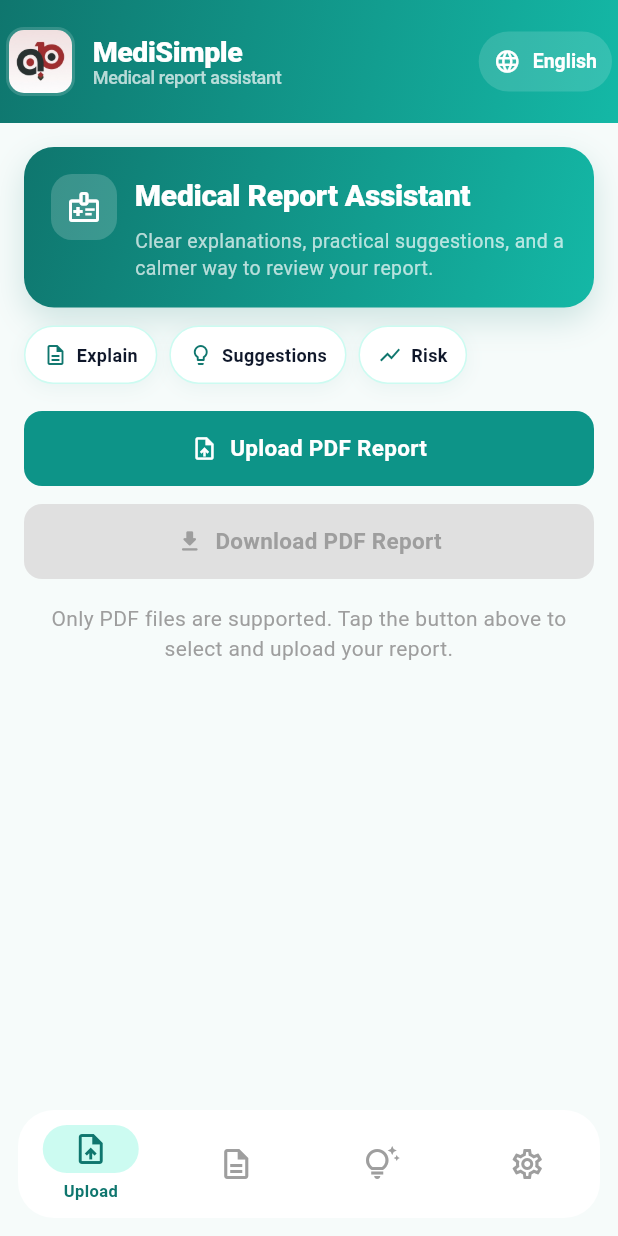
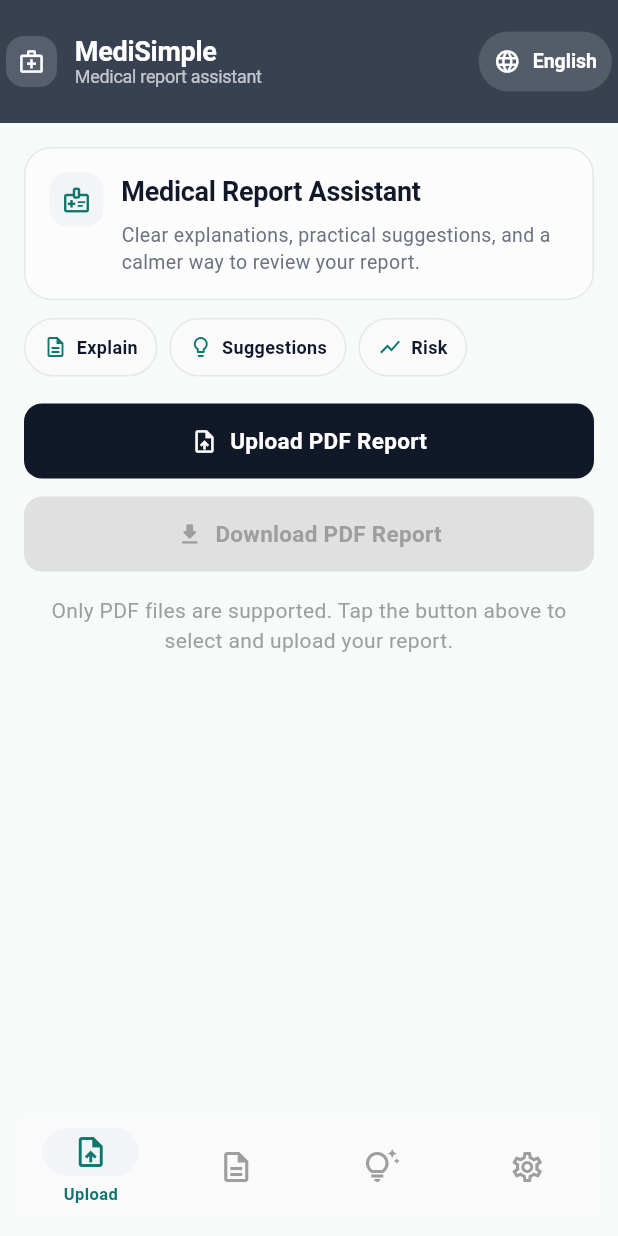
Before and after one commit to raghavmittal429-hash/Medical-Translation, a Flutter app: the screen it shows after launch, on a phone screen of 412 x 824 dp. Run offline on Flutter 3.47's test engine with Material 3 defaults, Android fonts, the phone set to English and light mode, and no system bars; our stand-ins replace file_picker, fl_chart, flutter_tts, pdf; missing offline and left inert: dart:html.

Commit message:
Refine UI to minimal Apple-style design

```diff
--- a/flutter_app/lib/main.dart
+++ b/flutter_app/lib/main.dart
@@ -737,7 +737,7 @@
 
       if (mounted) {
         ScaffoldMessenger.of(context).showSnackBar(const SnackBar(
-          content: Text('✓ PDF downloaded successfully'),
+          content: Text('PDF downloaded successfully'),
           backgroundColor: Color(0xFF1565C0),
           behavior: SnackBarBehavior.floating,
           duration: Duration(seconds: 2),
@@ -809,7 +809,7 @@
         });
         if (mounted) {
           ScaffoldMessenger.of(context).showSnackBar(SnackBar(
-            content: Text('✓ Translated to $langName'),
+            content: Text('Translated to $langName'),
             backgroundColor: const Color(0xFF2E7D32),
             behavior: SnackBarBehavior.floating,
             duration: const Duration(seconds: 2),
@@ -1143,19 +1143,15 @@
           child: Row(
             children: [
               Container(
-                padding: const EdgeInsets.all(2),
+                padding: const EdgeInsets.all(8),
                 decoration: BoxDecoration(
                   color: Colors.white.withValues(alpha: 0.16),
                   borderRadius: BorderRadius.circular(12),
                 ),
-                child: ClipRRect(
-                  borderRadius: BorderRadius.circular(10),
-                  child: Image.asset(
-                    'assets/images/medisimple_logo.jpg',
-                    width: 42,
-                    height: 42,
-                    fit: BoxFit.cover,
-                  ),
+                child: const Icon(
+                  Icons.medical_services_outlined,
+                  color: Colors.white,
+                  size: 18,
                 ),
               ),
               const SizedBox(width: 12),
@@ -1165,10 +1161,10 @@
                   Text(
                     'MediSimple',
                     style: TextStyle(
-                      fontWeight: FontWeight.w800,
-                      fontSize: 19,
+                      fontWeight: FontWeight.w700,
+                      fontSize: 18,
                       color: Colors.white,
-                      letterSpacing: -0.3,
+                      letterSpacing: -0.2,
                     ),
                   ),
                   Text(
@@ -1176,7 +1172,7 @@
                     style: TextStyle(
                       fontSize: 12,
                       color: Colors.white70,
-                      fontWeight: FontWeight.w500,
+                      fontWeight: FontWeight.w400,
                     ),
                   ),
                 ],
@@ -1185,15 +1181,9 @@
           ),
         ),
         flexibleSpace: Container(
-          decoration: const BoxDecoration(
-            gradient: LinearGradient(
-              colors: [Color(0xFF0F766E), Color(0xFF14B8A6)],
-              begin: Alignment.topLeft,
-              end: Alignment.bottomRight,
-            ),
-          ),
+          color: const Color(0xFF374151),
         ),
-        backgroundColor: const Color(0xFF0F766E),
+        backgroundColor: const Color(0xFF0F172A),
         actions: [
           if (_isTranslating)
             const Padding(
@@ -1298,19 +1288,14 @@
       ),
       bottomNavigationBar: Padding(
         padding: const EdgeInsets.fromLTRB(12, 0, 12, 12),
-        child: ClipRRect(
-          borderRadius: BorderRadius.circular(24),
-          child: NavigationBar(
-            selectedIndex: _currentIndex,
-            onDestinationSelected: (index) => setState(() => _currentIndex = index),
-            backgroundColor: Colors.white,
-            elevation: 0,
-            height: 72,
-            indicatorColor: const Color(0xFFCCFBF1),
-            indicatorShape: RoundedRectangleBorder(
-              borderRadius: BorderRadius.circular(18),
-            ),
-            labelBehavior: NavigationDestinationLabelBehavior.onlyShowSelected,
+        child: NavigationBar(
+          selectedIndex: _currentIndex,
+          onDestinationSelected: (index) => setState(() => _currentIndex = index),
+          backgroundColor: const Color(0xFFFAFAFA),
+          elevation: 0,
+          height: 68,
+          indicatorColor: const Color(0xFFF2F4F7),
+          labelBehavior: NavigationDestinationLabelBehavior.onlyShowSelected,
             destinations: const [
               NavigationDestination(
                 icon: Icon(Icons.upload_file_outlined, color: Colors.grey),
@@ -1347,35 +1332,25 @@
         crossAxisAlignment: CrossAxisAlignment.stretch,
         children: [
           Container(
-            padding: const EdgeInsets.all(18),
+            padding: const EdgeInsets.all(16),
             decoration: BoxDecoration(
-              gradient: const LinearGradient(
-                colors: [Color(0xFF0F766E), Color(0xFF14B8A6)],
-                begin: Alignment.topLeft,
-                end: Alignment.bottomRight,
-              ),
-              borderRadius: BorderRadius.circular(20),
-              boxShadow: [
-                BoxShadow(
-                  color: const Color(0xFF0F766E).withValues(alpha: 0.18),
-                  blurRadius: 18,
-                  offset: const Offset(0, 8),
-                ),
-              ],
+              color: const Color(0xFFFCFCFD),
+              borderRadius: BorderRadius.circular(18),
+              border: Border.all(color: const Color(0xFFE5E7EB), width: 1),
             ),
             child: Row(
               crossAxisAlignment: CrossAxisAlignment.start,
               children: [
                 Container(
-                  padding: const EdgeInsets.all(10),
+                  padding: const EdgeInsets.all(8),
                   decoration: BoxDecoration(
-                    color: Colors.white.withValues(alpha: 0.18),
-                    borderRadius: BorderRadius.circular(14),
+                    color: const Color(0xFFF3F4F6),
+                    borderRadius: BorderRadius.circular(12),
                   ),
                   child: const Icon(
                     Icons.medical_information_outlined,
-                    color: Colors.white,
-                    size: 24,
+                    color: Color(0xFF0F766E),
+                    size: 20,
                   ),
                 ),
                 const SizedBox(width: 12),
@@ -1386,9 +1361,9 @@
                       Text(
                         'Medical Report Assistant',
                         style: TextStyle(
-                          fontSize: 20,
-                          fontWeight: FontWeight.w800,
-                          color: Colors.white,
+                          fontSize: 18,
+                          fontWeight: FontWeight.w700,
+                          color: Color(0xFF111827),
                           letterSpacing: -0.2,
                         ),
                       ),
@@ -1397,7 +1372,7 @@
                         'Clear explanations, practical suggestions, and a calmer way to review your report.',
                         style: TextStyle(
                           fontSize: 13,
-                          color: Colors.white70,
+                          color: Color(0xFF6B7280),
                           height: 1.4,
                         ),
                       ),
@@ -1423,7 +1398,7 @@
             icon: const Icon(Icons.upload_file),
             label: const Text('Upload PDF Report'),
             style: ElevatedButton.styleFrom(
-              backgroundColor: const Color(0xFF0D9488),
+              backgroundColor: const Color(0xFF111827),
               foregroundColor: Colors.white,
               padding: const EdgeInsets.symmetric(vertical: 16, horizontal: 24),
               elevation: 0,
@@ -1449,7 +1424,7 @@
                 ? 'Generating PDF...'
                 : 'Download PDF Report'),
             style: ElevatedButton.styleFrom(
-              backgroundColor: const Color(0xFF2563EB),
+              backgroundColor: const Color(0xFF374151),
               foregroundColor: Colors.white,
               disabledBackgroundColor: Colors.grey.shade300,
               disabledForegroundColor: Colors.grey.shade500,
@@ -1511,16 +1486,9 @@
     return Container(
       padding: const EdgeInsets.symmetric(horizontal: 12, vertical: 10),
       decoration: BoxDecoration(
-        color: Colors.white,
+        color: const Color(0xFFFAFAFA),
         borderRadius: BorderRadius.circular(999),
-        border: Border.all(color: const Color(0xFFCCFBF1), width: 1),
-        boxShadow: [
-          BoxShadow(
-            color: const Color(0xFF0F766E).withValues(alpha: 0.06),
-            blurRadius: 10,
-            offset: const Offset(0, 3),
-          ),
-        ],
+        border: Border.all(color: const Color(0xFFE5E7EB), width: 1),
       ),
       child: Row(
         mainAxisSize: MainAxisSize.min,
@@ -1542,20 +1510,9 @@
     return Container(
       padding: const EdgeInsets.all(16),
       decoration: BoxDecoration(
-        gradient: const LinearGradient(
-          colors: [Color(0xFFF8FFFD), Color(0xFFFFFFFF)],
-          begin: Alignment.topLeft,
-          end: Alignment.bottomRight,
-        ),
-        borderRadius: BorderRadius.circular(18),
+        color: const Color(0xFFF8FFFD),
+        borderRadius: BorderRadius.circular(16),
         border: Border.all(color: const Color(0xFFCCFBF1), width: 1),
-        boxShadow: [
-          BoxShadow(
-            color: const Color(0xFF0F766E).withValues(alpha: 0.07),
-            blurRadius: 16,
-            offset: const Offset(0, 6),
-          ),
-        ],
       ),
       child: Column(
         crossAxisAlignment: CrossAxisAlignment.start,
@@ -1789,7 +1746,7 @@
             title: '$_selectedLanguage Explanation',
             icon: Icons.translate,
             content: _isTranslating
-                ? '⏳ Translating to $_selectedLanguage...'
+                ? 'Translating to $_selectedLanguage...'
                 : (_reportData!['translated_explanation']
                             ?.toString()
                             .isNotEmpty ==
@@ -1933,7 +1890,7 @@
         _asStringList(_reportData!['translated_suggestions']);
     final englishSuggestions = _asStringList(_reportData!['suggestions']);
 
-    final translatingText = '⏳ Translating to $_selectedLanguage...';
+    final translatingText = 'Translating to $_selectedLanguage...';
 
     return SingleChildScrollView(
       padding: const EdgeInsets.fromLTRB(16, 16, 16, 48),
@@ -2115,15 +2072,8 @@
                   padding: const EdgeInsets.all(24),
                   decoration: BoxDecoration(
                     color: Colors.white,
-                    borderRadius: BorderRadius.circular(24),
+                    borderRadius: BorderRadius.circular(20),
                     border: Border.all(color: const Color(0xFFEBF2F0), width: 1),
-                    boxShadow: [
-                      BoxShadow(
-                        color: const Color(0xFF0F766E).withValues(alpha: 0.06),
-                        blurRadius: 16,
-                        offset: const Offset(0, 8),
-                      ),
-                    ],
                   ),
                   child: Column(
                     mainAxisSize: MainAxisSize.min,
@@ -2177,15 +2127,8 @@
       padding: const EdgeInsets.all(15),
       decoration: BoxDecoration(
         color: isHighlighted ? const Color(0xFFF8FFFD) : Colors.white,
-        borderRadius: BorderRadius.circular(18),
+        borderRadius: BorderRadius.circular(16),
         border: Border.all(color: const Color(0xFFEBF2F0), width: 1),
-        boxShadow: [
-          BoxShadow(
-            color: Colors.black.withValues(alpha: 0.03),
-            blurRadius: 12,
-            offset: const Offset(0, 4),
-          ),
-        ],
       ),
       child: Column(
         crossAxisAlignment: CrossAxisAlignment.start,
```
